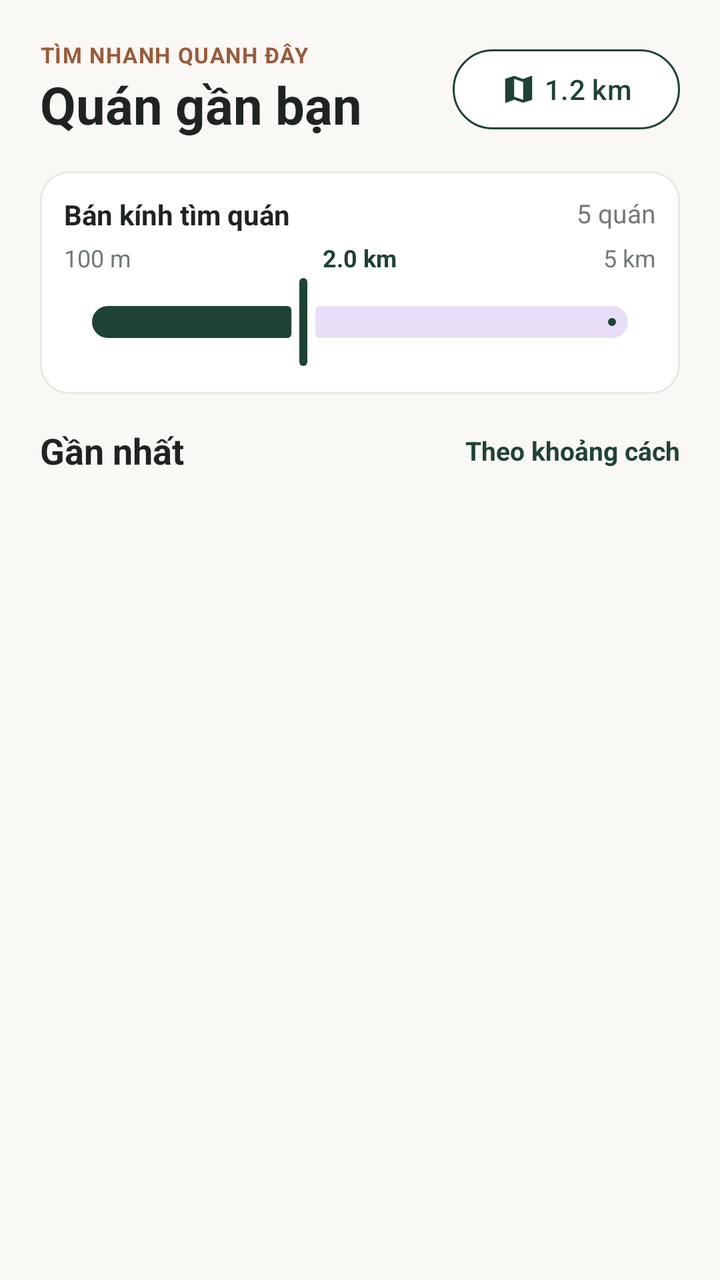
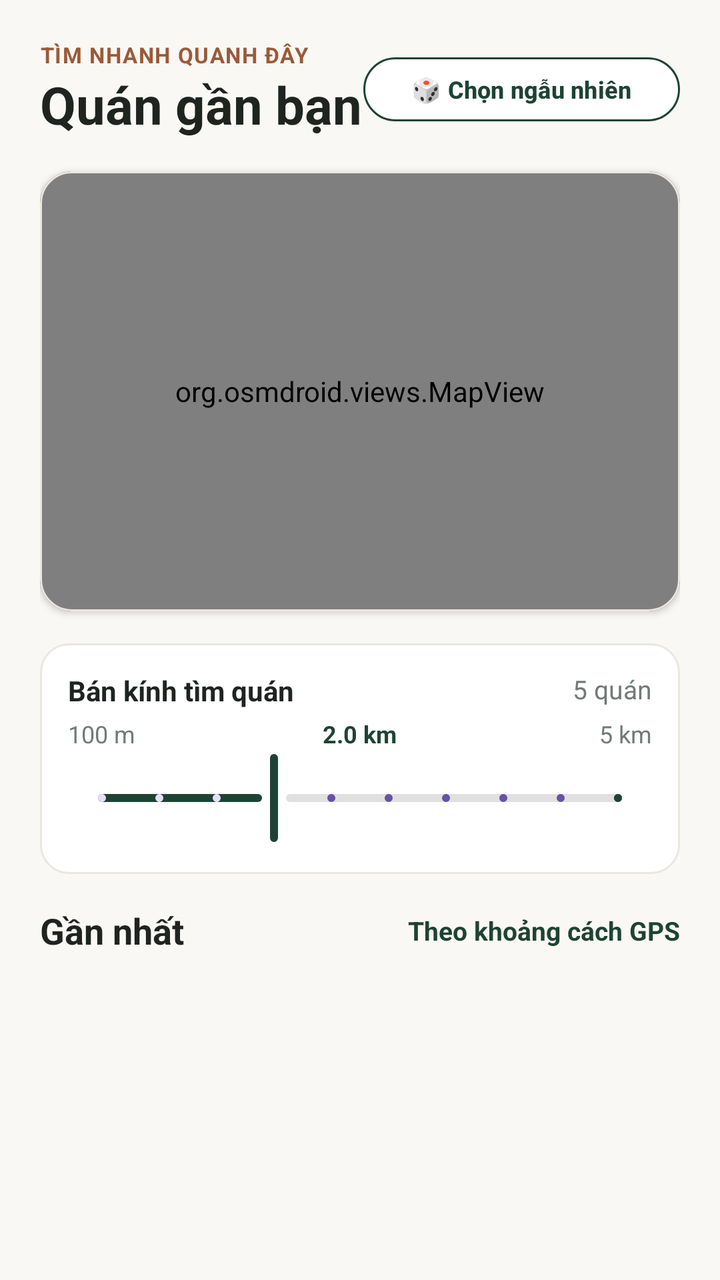

An Android layout rendered at two revisions. The XML below is the earlier revision; the diff shows what the commit changed to produce the second picture.
<!-- AndroidManifest.xml: application theme Theme.BTL_DiDong -->
<!-- res/layout/fragment_nearby.xml -->
<?xml version="1.0" encoding="utf-8"?>
<androidx.core.widget.NestedScrollView xmlns:android="http://schemas.android.com/apk/res/android"
    xmlns:app="http://schemas.android.com/apk/res-auto"
    android:layout_width="match_parent"
    android:layout_height="match_parent"
    android:fillViewport="true"
    android:background="@color/cream_bg">

    <LinearLayout
        android:layout_width="match_parent"
        android:layout_height="wrap_content"
        android:orientation="vertical"
        android:padding="20dp">

        
        <LinearLayout
            android:layout_width="match_parent"
            android:layout_height="wrap_content"
            android:orientation="horizontal"
            android:gravity="center_vertical"
            android:layout_marginBottom="16dp">

            <LinearLayout
                android:layout_width="0dp"
                android:layout_height="wrap_content"
                android:layout_weight="1"
                android:orientation="vertical">

                <TextView
                    android:layout_width="wrap_content"
                    android:layout_height="wrap_content"
                    android:text="TÌM NHANH QUANH ĐÂY"
                    android:textSize="11sp"
                    android:textStyle="bold"
                    android:textColor="@color/brown_accent"
                    android:letterSpacing="0.05" />

                <TextView
                    android:layout_width="wrap_content"
                    android:layout_height="wrap_content"
                    android:text="Quán gần bạn"
                    android:textSize="26sp"
                    android:textStyle="bold"
                    android:textColor="@color/text_dark" />
            </LinearLayout>

            <com.google.android.material.button.MaterialButton
                style="?attr/materialButtonOutlinedStyle"
                android:layout_width="wrap_content"
                android:layout_height="wrap_content"
                android:text="1.2 km"
                app:icon="@drawable/ic_map"
                app:iconTint="@color/forest_green"
                app:strokeColor="@color/forest_green"
                android:textColor="@color/forest_green"
                app:cornerRadius="20dp"
                android:backgroundTint="@color/white" />
        </LinearLayout>

        
        <LinearLayout
            android:layout_width="match_parent"
            android:layout_height="wrap_content"
            android:orientation="vertical"
            android:background="@drawable/bg_card"
            android:padding="12dp"
            android:layout_marginBottom="16dp">

            <RelativeLayout
                android:layout_width="match_parent"
                android:layout_height="wrap_content">

                <TextView
                    android:layout_width="wrap_content"
                    android:layout_height="wrap_content"
                    android:text="Bán kính tìm quán"
                    android:textStyle="bold"
                    android:textColor="@color/text_dark" />

                <TextView
                    android:layout_width="wrap_content"
                    android:layout_height="wrap_content"
                    android:text="5 quán"
                    android:textColor="@color/text_muted"
                    android:textSize="13sp"
                    android:layout_alignParentEnd="true" />
            </RelativeLayout>

            <RelativeLayout
                android:layout_width="match_parent"
                android:layout_height="wrap_content"
                android:layout_marginTop="4dp">

                <TextView
                    android:layout_width="wrap_content"
                    android:layout_height="wrap_content"
                    android:text="100 m"
                    android:textSize="12sp"
                    android:textColor="@color/text_muted" />

                <TextView
                    android:layout_width="wrap_content"
                    android:layout_height="wrap_content"
                    android:text="2.0 km"
                    android:textSize="12sp"
                    android:textStyle="bold"
                    android:textColor="@color/forest_green"
                    android:layout_centerHorizontal="true" />

                <TextView
                    android:layout_width="wrap_content"
                    android:layout_height="wrap_content"
                    android:text="5 km"
                    android:textSize="12sp"
                    android:textColor="@color/text_muted"
                    android:layout_alignParentEnd="true" />
            </RelativeLayout>

            <com.google.android.material.slider.Slider
                android:layout_width="match_parent"
                android:layout_height="wrap_content"
                android:valueFrom="0.1"
                android:valueTo="5.0"
                android:value="2.0"
                app:thumbColor="@color/forest_green"
                app:trackColorActive="@color/forest_green" />
        </LinearLayout>

        
        <RelativeLayout
            android:layout_width="match_parent"
            android:layout_height="wrap_content"
            android:layout_marginBottom="12dp">

            <TextView
                android:layout_width="wrap_content"
                android:layout_height="wrap_content"
                android:text="Gần nhất"
                android:textSize="18sp"
                android:textStyle="bold"
                android:textColor="@color/text_dark" />

            <TextView
                android:layout_width="wrap_content"
                android:layout_height="wrap_content"
                android:text="Theo khoảng cách"
                android:textColor="@color/forest_green"
                android:textStyle="bold"
                android:textSize="13sp"
                android:layout_alignParentEnd="true"
                android:layout_centerVertical="true" />
        </RelativeLayout>

        
        <androidx.recyclerview.widget.RecyclerView
            android:id="@+id/rvNearbyRestaurants"
            android:layout_width="match_parent"
            android:layout_height="wrap_content"
            android:nestedScrollingEnabled="false" />

    </LinearLayout>
</androidx.core.widget.NestedScrollView>
<!-- resources referenced by this layout -->
<resources>
  <color name="brown_accent">#9A5A38</color>
  <color name="cream_bg">#FAF8F5</color>
  <color name="forest_green">#1E4334</color>
  <color name="text_dark">#1F2421</color>
  <color name="text_muted">#727A75</color>
  <color name="white">#FFFFFFFF</color>
  <!-- drawable bg_card (drawable) -->
  <?xml version="1.0" encoding="utf-8"?>
  <shape xmlns:android="http://schemas.android.com/apk/res/android"
      android:shape="rectangle">
      <solid android:color="@color/white" />
      <corners android:radius="14dp" />
      <stroke android:width="1dp" android:color="@color/stroke_color" />
  </shape>
  <!-- drawable ic_map (drawable) -->
  <vector xmlns:android="http://schemas.android.com/apk/res/android"
      android:width="24dp"
      android:height="24dp"
      android:viewportWidth="24"
      android:viewportHeight="24">
    <path
        android:fillColor="#FF000000"
        android:pathData="M20.5,3l-.16.03L15,5.1 9,3 3.36,4.9c-.21.07-.36.25-.36.48V20.5c0 .28.22.5.5.5l.16-.03L9,18.9l6,2.1 5.64-1.9c.21-.07.36-.25.36-.48V3.5c0-.28-.22-.5-.5-.5zM15,19l-6,-2.1V5l6,2.1V19z"/>
  </vector>
  <style name="Theme.BTL_DiDong" parent="Base.Theme.BTL_DiDong" />
  <color name="stroke_color">#EBE7E1</color>
  <style name="Base.Theme.BTL_DiDong" parent="Theme.Material3.DayNight.NoActionBar">
          
          
      </style>
</resources>

<!-- the commit's change to res/layout/fragment_nearby.xml (unified diff, before → after) -->
@@ -45,17 +45,35 @@
             </LinearLayout>
 
             <com.google.android.material.button.MaterialButton
+                android:id="@+id/btnRandomPickNearby"
                 style="?attr/materialButtonOutlinedStyle"
                 android:layout_width="wrap_content"
-                android:layout_height="wrap_content"
-                android:text="1.2 km"
-                app:icon="@drawable/ic_map"
-                app:iconTint="@color/forest_green"
+                android:layout_height="40dp"
+                android:text="🎲 Chọn ngẫu nhiên"
+                android:textSize="12sp"
+                android:textStyle="bold"
+                android:textColor="@color/forest_green"
                 app:strokeColor="@color/forest_green"
-                android:textColor="@color/forest_green"
                 app:cornerRadius="20dp"
                 android:backgroundTint="@color/white" />
         </LinearLayout>
+
+        
+        <com.google.android.material.card.MaterialCardView
+            android:layout_width="match_parent"
+            android:layout_height="220dp"
+            app:cardCornerRadius="16dp"
+            app:cardElevation="2dp"
+            app:strokeColor="@color/stroke_color"
+            app:strokeWidth="1dp"
+            android:layout_marginBottom="16dp">
+
+            <org.osmdroid.views.MapView
+                android:id="@+id/mapView"
+                android:layout_width="match_parent"
+                android:layout_height="match_parent" />
+
+        </com.google.android.material.card.MaterialCardView>
 
         
         <LinearLayout
@@ -63,7 +81,7 @@
             android:layout_height="wrap_content"
             android:orientation="vertical"
             android:background="@drawable/bg_card"
-            android:padding="12dp"
+            android:padding="14dp"
             android:layout_marginBottom="16dp">
 
             <RelativeLayout
@@ -78,6 +96,7 @@
                     android:textColor="@color/text_dark" />
 
                 <TextView
+                    android:id="@+id/tvPlaceCountNearby"
                     android:layout_width="wrap_content"
                     android:layout_height="wrap_content"
                     android:text="5 quán"
@@ -99,6 +118,7 @@
                     android:textColor="@color/text_muted" />
 
                 <TextView
+                    android:id="@+id/tvRadiusValNearby"
                     android:layout_width="wrap_content"
                     android:layout_height="wrap_content"
                     android:text="2.0 km"
@@ -117,13 +137,19 @@
             </RelativeLayout>
 
             <com.google.android.material.slider.Slider
+                android:id="@+id/sliderRadiusNearby"
                 android:layout_width="match_parent"
                 android:layout_height="wrap_content"
-                android:valueFrom="0.1"
+                android:valueFrom="0.5"
                 android:valueTo="5.0"
                 android:value="2.0"
-                app:thumbColor="@color/forest_green"
-                app:trackColorActive="@color/forest_green" />
+                android:stepSize="0.5"
+                app:thumbColor="@color/white"
+                app:thumbStrokeColor="@color/forest_green"
+                app:thumbStrokeWidth="2dp"
+                app:trackColorActive="@color/forest_green"
+                app:trackColorInactive="#E0E0E0"
+                app:trackHeight="4dp" />
         </LinearLayout>
 
         
@@ -143,7 +169,7 @@
             <TextView
                 android:layout_width="wrap_content"
                 android:layout_height="wrap_content"
-                android:text="Theo khoảng cách"
+                android:text="Theo khoảng cách GPS"
                 android:textColor="@color/forest_green"
                 android:textStyle="bold"
                 android:textSize="13sp"
<!-- resource entries referenced after the edit -->
@@ -14,16 +14,6 @@
       <corners android:radius="14dp" />
       <stroke android:width="1dp" android:color="@color/stroke_color" />
   </shape>
-  <!-- drawable ic_map (drawable) -->
-  <vector xmlns:android="http://schemas.android.com/apk/res/android"
-      android:width="24dp"
-      android:height="24dp"
-      android:viewportWidth="24"
-      android:viewportHeight="24">
-    <path
-        android:fillColor="#FF000000"
-        android:pathData="M20.5,3l-.16.03L15,5.1 9,3 3.36,4.9c-.21.07-.36.25-.36.48V20.5c0 .28.22.5.5.5l.16-.03L9,18.9l6,2.1 5.64-1.9c.21-.07.36-.25.36-.48V3.5c0-.28-.22-.5-.5-.5zM15,19l-6,-2.1V5l6,2.1V19z"/>
-  </vector>
   <style name="Theme.BTL_DiDong" parent="Base.Theme.BTL_DiDong" />
   <color name="stroke_color">#EBE7E1</color>
   <style name="Base.Theme.BTL_DiDong" parent="Theme.Material3.DayNight.NoActionBar">
